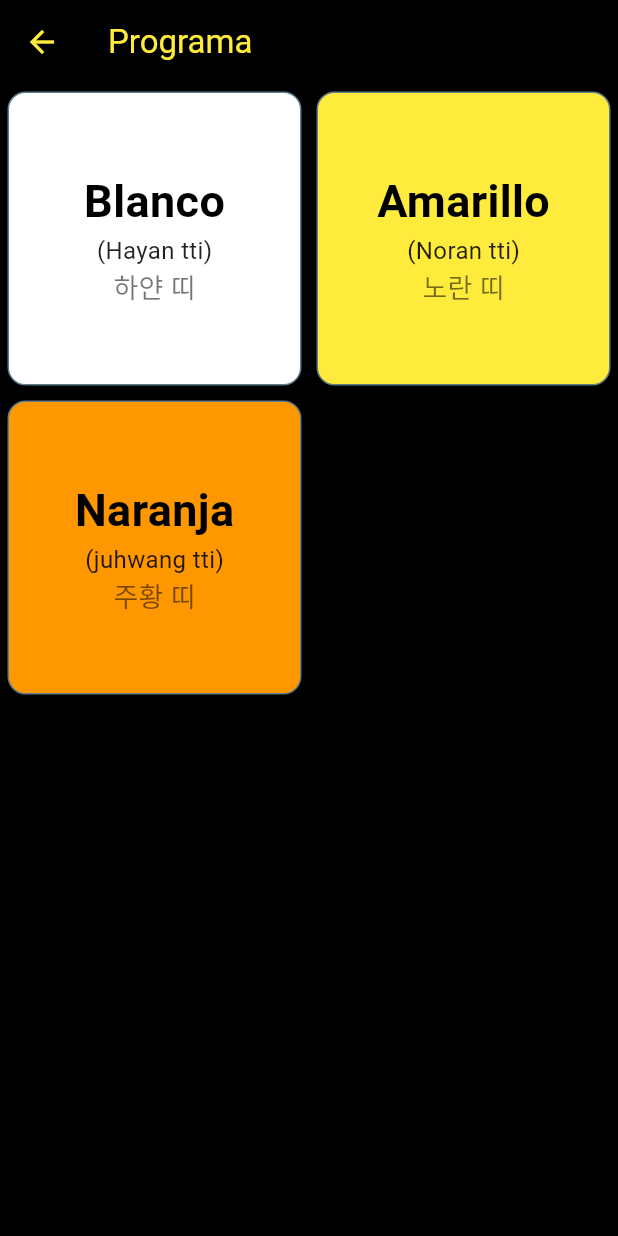
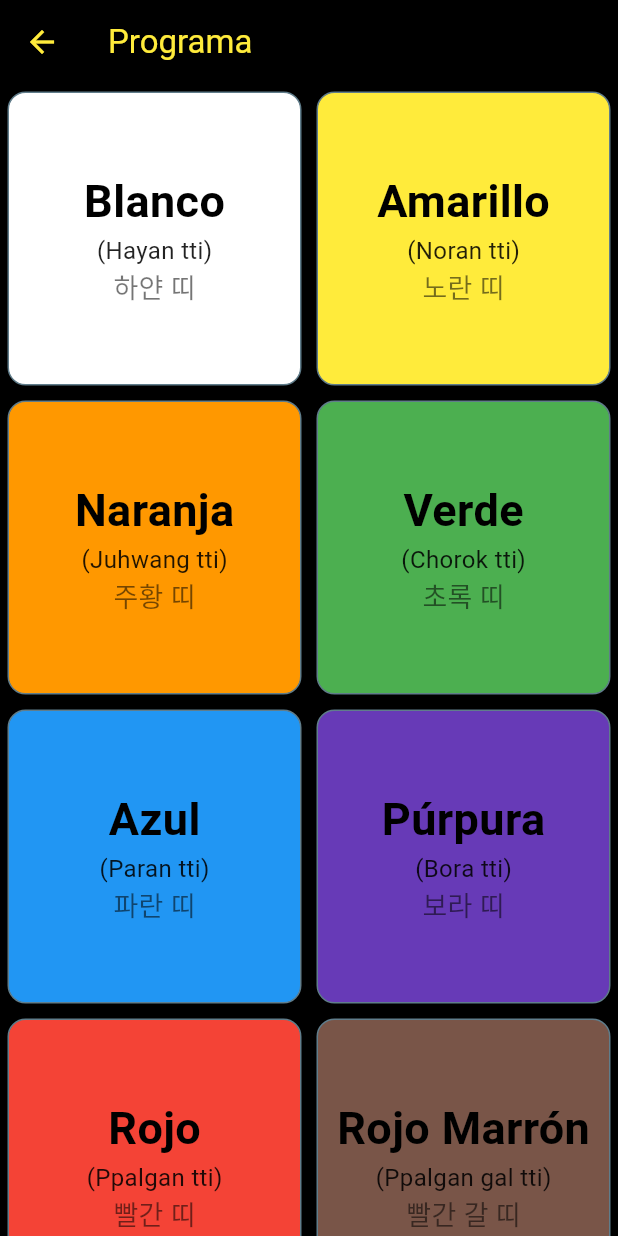
Before and after one commit to chrisladzamach/LQHApp, a Flutter app: the Programa screen opened directly, on a phone screen of 412 x 824 dp. Run offline on Flutter 3.47's test engine with Material 3 defaults, Android fonts, the phone set to English and light mode, and no system bars.

Commit message:
base code was creates for some grades widgets | next: apply dry and modularized and optimized code to implement lógic with data files in json

```diff
--- a/lib/data/grade_menu_options.dart
+++ b/lib/data/grade_menu_options.dart
@@ -1,29 +1,126 @@
 import 'package:flutter/material.dart';
 import 'package:lqh_app/models/grade_menu_option.dart';
+
 import 'package:lqh_app/screens/views/grades/gup1.dart';
 import 'package:lqh_app/screens/views/grades/gup2.dart';
 import 'package:lqh_app/screens/views/grades/gup3.dart';
+import 'package:lqh_app/screens/views/grades/gup4.dart';
+import 'package:lqh_app/screens/views/grades/gup5.dart';
+import 'package:lqh_app/screens/views/grades/gup6.dart';
+import 'package:lqh_app/screens/views/grades/gup7.dart';
+import 'package:lqh_app/screens/views/grades/gup8.dart';
+import 'package:lqh_app/screens/views/grades/gup9.dart';
+import 'package:lqh_app/screens/views/grades/gup10.dart';
+import 'package:lqh_app/screens/views/grades/dan1.dart';
+import 'package:lqh_app/screens/views/grades/dan2.dart';
+import 'package:lqh_app/screens/views/grades/dan3.dart';
+import 'package:lqh_app/screens/views/grades/dan4.dart';
+import 'package:lqh_app/screens/views/grades/dan5.dart';
 
 final List<GradeMenuOption> gradeMenuOptions = [
   GradeMenuOption(
     grade: "Blanco",
     romanized: "(Hayan tti)",
     hangul: "하얀 띠",
-    screen: Gup1(),
+    screen: Gup10(),
     color: Colors.white,
   ),
   GradeMenuOption(
     grade: "Amarillo",
     romanized: "(Noran tti)",
     hangul: "노란 띠",
-    screen: Gup2(),
+    screen: Gup9(),
     color: Colors.yellow,
   ),
   GradeMenuOption(
     grade: "Naranja",
-    romanized: "(juhwang tti)",
+    romanized: "(Juhwang tti)",
     hangul: "주황 띠",
-    screen: Gup3(),
+    screen: Gup8(),
     color: Colors.orange,
   ),
+  GradeMenuOption(
+    grade: "Verde",
+    romanized: "(Chorok tti)",
+    hangul: "초록 띠",
+    screen: Gup7(),
+    color: Colors.green,
+  ),
+  GradeMenuOption(
+    grade: "Azul",
+    romanized: "(Paran tti)",
+    hangul: "파란 띠",
+    screen: Gup6(),
+    color: Colors.blue,
+  ),
+  GradeMenuOption(
+    grade: "Púrpura",
+    romanized: "(Bora tti)",
+    hangul: "보라 띠",
+    screen: Gup5(),
+    color: Colors.deepPurple,
+  ),
+  GradeMenuOption(
+    grade: "Rojo",
+    romanized: "(Ppalgan tti)",
+    hangul: "빨간 띠",
+    screen: Gup4(),
+    color: Colors.red,
+  ),
+  GradeMenuOption(
+    grade: "Rojo Marrón",
+    romanized: "(Ppalgan gal tti)",
+    hangul: "빨간 갈 띠",
+    screen: Gup3(),
+    color: Colors.brown,
+  ),
+  GradeMenuOption(
+    grade: "Marrón",
+    romanized: "(Gal tti)",
+    hangul: "갈 띠",
+    screen: Gup2(),
+    color: Colors.brown.shade700,
+  ),
+  GradeMenuOption(
+    grade: "Marrón Negro",
+    romanized: "(Gal geomjeong tti)",
+    hangul: "갈 검정 띠",
+    screen: Gup1(),
+    color: Colors.black87,
+  ),
+  GradeMenuOption(
+    grade: "Negro 1 Dan",
+    romanized: "(Geomjeong 1 dan)",
+    hangul: "검정 1단",
+    screen: Dan1(),
+    color: Colors.black,
+  ),
+  GradeMenuOption(
+    grade: "Negro 2 Dan",
+    romanized: "(Geomjeong 2 dan)",
+    hangul: "검정 2단",
+    screen: Dan2(),
+    color: Colors.black,
+  ),
+  GradeMenuOption(
+    grade: "Negro 3 Dan",
+    romanized: "(Geomjeong 3 dan)",
+    hangul: "검정 3단",
+    screen: Dan3(),
+    color: Colors.black,
+  ),
+  GradeMenuOption(
+    grade: "Negro 4 Dan",
+    romanized: "(Geomjeong 4 dan)",
+    hangul: "검정 4단",
+    screen: Dan4(),
+    color: Colors.black,
+  ),
+  GradeMenuOption(
+    grade: "Negro 5 Dan",
+    romanized: "(Geomjeong 5 dan)",
+    hangul: "검정 5단",
+    screen: Dan5(),
+    color: Colors.black,
+  ),
 ];
```
Also changed, not shown: lib/screens/views/grades/dan1.dart (added, +10 -0 lines), lib/screens/views/grades/dan2.dart (added, +10 -0 lines), lib/screens/views/grades/dan3.dart (added, +10 -0 lines), lib/screens/views/grades/dan4.dart (added, +10 -0 lines), lib/screens/views/grades/dan5.dart (added, +10 -0 lines), lib/screens/views/grades/gup10.dart (added, +10 -0 lines), lib/screens/views/grades/gup4.dart (added, +10 -0 lines), lib/screens/views/grades/gup5.dart (added, +10 -0 lines), lib/screens/views/grades/gup6.dart (added, +10 -0 lines), lib/screens/views/grades/gup7.dart (added, +10 -0 lines), lib/screens/views/grades/gup8.dart (added, +10 -0 lines), lib/screens/views/grades/gup9.dart (added, +10 -0 lines).
